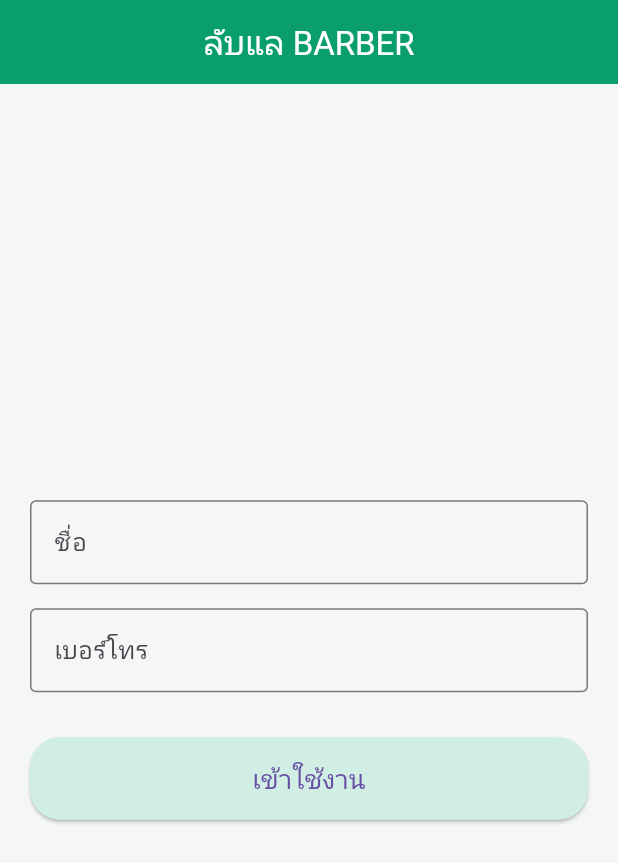
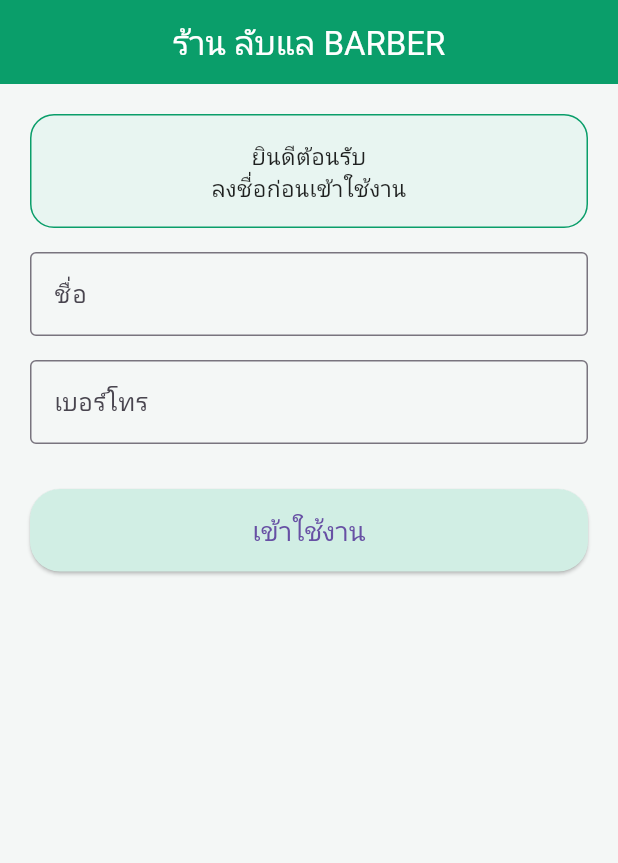
Before and after one commit to kott2556-debug/barber_queue, a Flutter app: the screen it shows after launch, on a phone screen of 412 x 824 dp. Shown: the top 863 px of the screen. Run offline on Flutter 3.47's test engine with Material 3 defaults, Android fonts, the phone set to English and light mode, and no system bars; our stand-ins replace cloud_firestore, firebase_core, shared_preferences; accounts and stored records are empty.

Commit message:
หน้าลงชื่อเพิ่มกล่องข้อความ หน้าจองคิว เพิ่มล๊อคปุ่มจองเมื่อเวลามาถึง 16-1-2569 เวลา 16.00 น.

```diff
--- a/lib/screens/login_screen.dart
+++ b/lib/screens/login_screen.dart
@@ -55,10 +55,7 @@ class _LoginScreenState extends State<LoginScreen> {
     }
 
     await _saveUser(name, phone);
-    QueueManager().setCurrentUser(
-      name: name,
-      phone: phone
-    );
+    QueueManager().setCurrentUser(name: name, phone: phone);
     if (!mounted) return;
 
     // ---- เงื่อนไขเข้า Admin ----
@@ -76,17 +73,39 @@ class _LoginScreenState extends State<LoginScreen> {
     return Scaffold(
       backgroundColor: const Color(0xFFF4F7F6),
       appBar: AppBar(
-        title: const Text("ลับแล BARBER"),
+        title: const Text("ร้าน ลับแล BARBER"),
         centerTitle: true,
         backgroundColor: const Color.fromARGB(255, 10, 158, 106),
         elevation: 0,
-        foregroundColor: Colors.white
+        foregroundColor: Colors.white,
       ),
       body: Padding(
         padding: const EdgeInsets.all(20),
         child: Column(
-          mainAxisAlignment: MainAxisAlignment.center,
+          crossAxisAlignment: CrossAxisAlignment.stretch,
+          mainAxisAlignment: MainAxisAlignment.start,
           children: [
+            /// ---- กล่องข้อความแนะนำ ----
+            Container(
+              width: double.infinity,
+              padding: const EdgeInsets.symmetric(vertical: 16, horizontal: 16),
+              decoration: BoxDecoration(
+                color: const Color(0xFFE8F5F1), // ✅ สีพื้นกล่อง (เปลี่ยนได้)
+                borderRadius: BorderRadius.circular(16),
+                border: Border.all(
+                  color: const Color(0xFF0A9E6A), // ✅ สีขอบ
+                  width: 1,
+                ),
+              ),
+              child: const Text(
+                "ยินดีต้อนรับ\nลงชื่อก่อนเข้าใช้งาน",
+                textAlign: TextAlign.center,
+                style: TextStyle(fontSize: 15, color: Colors.black87),
+              ),
+            ),
+
+            const SizedBox(height: 16),
+
             /// ---- ชื่อ ----
             isEditingName
                 ? TextField(
```
Also changed, not shown: lib/screens/booking_screen.dart (+49 -14 lines), lib/screens/home_screen.dart (+2 -5 lines).
